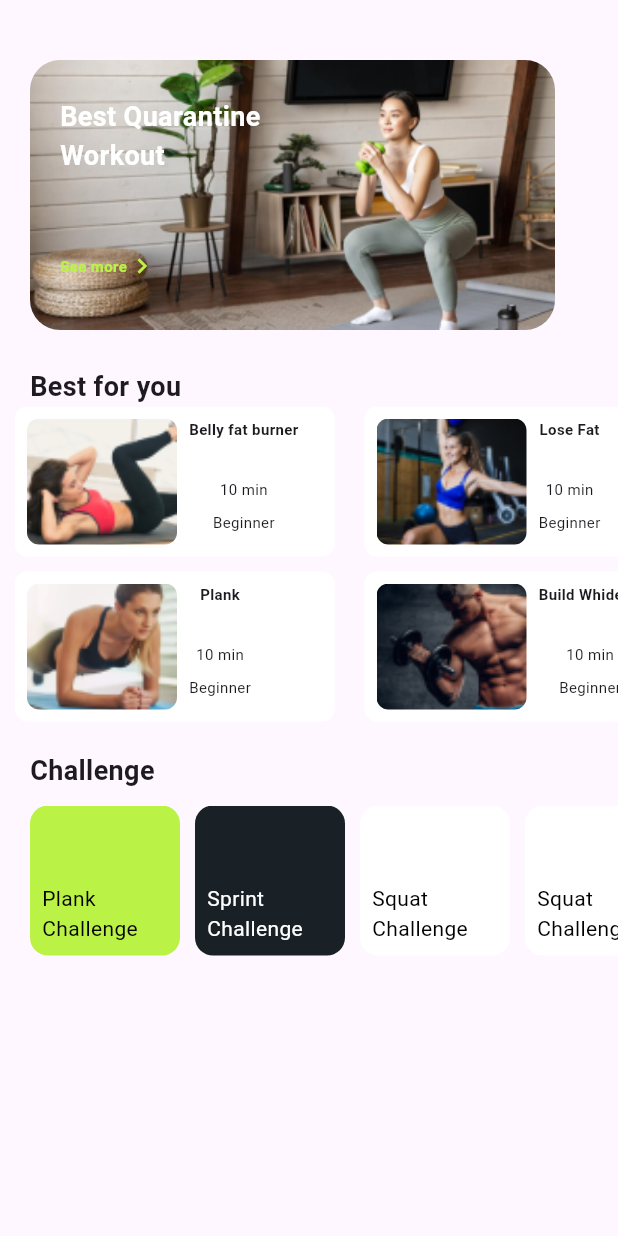
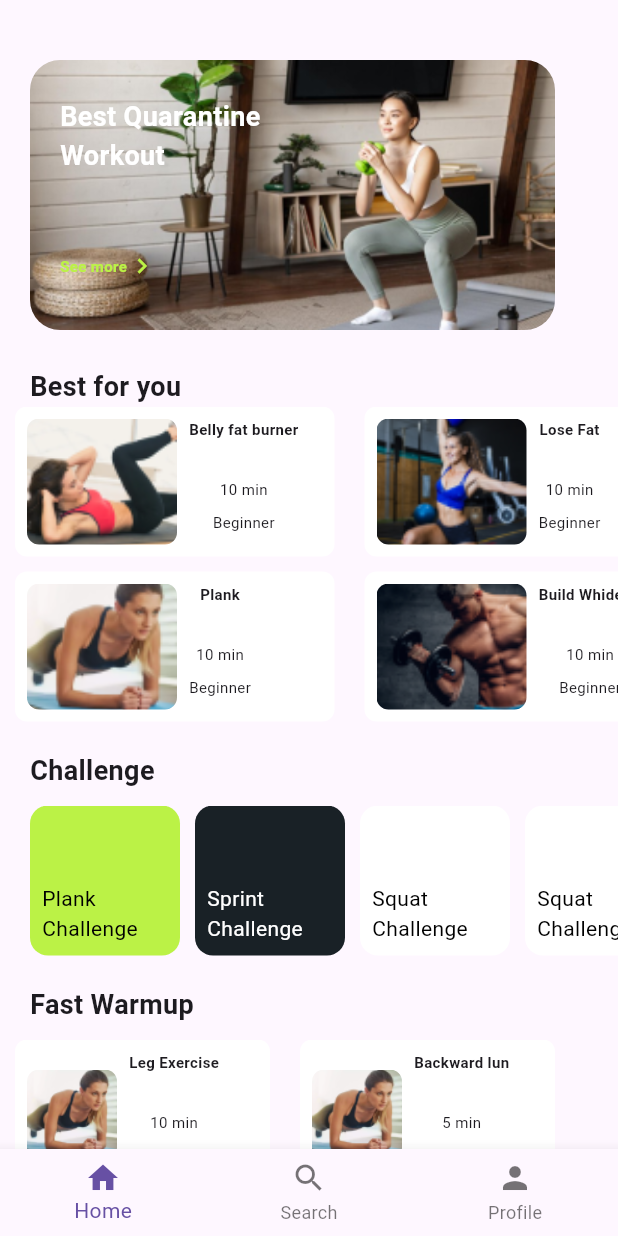
Before and after one commit to soumiguria/Flutter_Assignment, a Flutter app: the screen it shows after launch, on a phone screen of 412 x 824 dp. Run offline on Flutter 3.47's test engine with Material 3 defaults, Android fonts, the phone set to English and light mode, and no system bars.

Commit message:
Almost done

```diff
--- /dev/null
+++ b/lib/fast_warmup.dart
@@ -0,0 +1,80 @@
+import 'package:flutter/material.dart';
+
+class FastWarmup extends StatelessWidget {
+  final String type;
+  final String time;
+  final String level;
+  final String image;
+  const FastWarmup({
+    super.key,
+    required this.type,
+    required this.time,
+    required this.level,
+    required this.image,
+  });
+
+  @override
+  Widget build(BuildContext context) {
+    return Padding(
+      padding: EdgeInsets.only(left: 10.0, right: 10.0),
+      child: Container(
+        width: 170,
+        height: 100,
+        padding: const EdgeInsets.all(8.0),
+        decoration: BoxDecoration(
+          borderRadius: BorderRadius.circular(8),
+          color: Colors.white,
+        ),
+        child: Row(
+          children: [
+            ClipRRect(
+              borderRadius: BorderRadius.circular(8.0),
+              child: Container(
+                width: 60, // Adjust the width of the image container as needed
+                height:
+                    60, // Adjust the height of the image container as needed
+                child: Image.asset(
+                  image,
+                  fit: BoxFit.cover,
+                ),
+              ),
+            ),
+            const SizedBox(width: 8),
+            Column(
+              children: [
+                Text(
+                  type,
+                  style: const TextStyle(
+                    fontSize: 10,
+                    fontWeight: FontWeight.bold,
+                  ),
+                  maxLines: 1,
+                  overflow: TextOverflow.ellipsis,
+                ),
+                SizedBox(
+                  height: 18,
+                ),
+                const SizedBox(height: 8),
+                Text(
+                  time,
+                  style: const TextStyle(
+                    fontSize: 10,
+                  ),
+                  maxLines: 1,
+                  overflow: TextOverflow.ellipsis,
+                ),
+                const SizedBox(height: 8),
+                Text(
+                  level,
+                  style: const TextStyle(
+                    fontSize: 10,
+                  ),
+                ),
+              ],
+            ),
+          ],
+        ),
+      ),
+    );
+  }
+}
--- a/lib/workout.dart
+++ b/lib/workout.dart
@@ -1,12 +1,14 @@
 import 'package:flutter/material.dart';
 import 'package:pyramid_developers/best_for_you.dart';
+import 'package:pyramid_developers/fast_warmup.dart';
 
 class Workout extends StatelessWidget {
   const Workout({super.key});
 
   @override
   Widget build(BuildContext context) {
-    return Scaffold(
+    return SafeArea(
+      child: Scaffold(
         body: Column(
           crossAxisAlignment: CrossAxisAlignment.center,
           children: [
@@ -140,16 +142,13 @@ class Workout extends StatelessWidget {
                   )),
             ),
             Container(
-              height: 230,
-              child: SingleChildScrollView(
-                scrollDirection: Axis.horizontal,
+                height: 120,
                 child: Column(
                   children: [
                     SingleChildScrollView(
                       scrollDirection: Axis.horizontal,
                       child: Padding(
-                        padding: EdgeInsets.only(
-                            left: 20.0, right: 20.0, bottom: 10),
+                        padding: EdgeInsets.only(left: 20.0, right: 20.0),
                         child: Row(
                           children: [
                             Container(
@@ -182,12 +181,10 @@ class Workout extends StatelessWidget {
                                 alignment: Alignment.bottomLeft,
                                 child: Padding(
                                   padding: const EdgeInsets.all(8.0),
-                                  child: Text(
-                                    'Sprint\nChallenge',
+                                  child: Text('Sprint\nChallenge',
                                       style: TextStyle(
                                         color: Colors.white,
-                                    )
-                                  ),
+                                      )),
                                 ),
                               ),
                             ),
@@ -253,9 +250,81 @@ class Workout extends StatelessWidget {
                       ),
                     ),
                   ],
+                )),
+            const Padding(
+              padding: EdgeInsets.only(left: 20.0, right: 20.0, bottom: 10),
+              child: Align(
+                  alignment: Alignment.centerLeft,
+                  child: Text(
+                    'Fast Warmup',
+                    style: TextStyle(fontSize: 18, fontWeight: FontWeight.bold),
+                  )),
             ),
-              )),
+            Expanded(
+              child: SingleChildScrollView(
+                scrollDirection: Axis.vertical,
+                child: Column(
+                  children: [
+                    Row(
+                      children: [
+                        FastWarmup(
+                          image: 'assets/images/Image.png',
+                          type: 'Leg Exercise',
+                          time: '10 min',
+                          level: 'Beginner',
+                        ),
+                        FastWarmup(
+                          image: 'assets/images/Image.png',
+                          type: 'Backward lun',
+                          time: '5 min',
+                          level: 'Beginner',
+                        )
                       ],
+                    ),
+                    SizedBox(height: 10),
+                    Row(
+                      children: [
+                        FastWarmup(
+                          image: 'assets/images/Image.png',
+                          type: 'Leg Exercise',
+                          time: '10 min',
+                          level: 'Beginner',
+                        ),
+                        FastWarmup(
+                          image: 'assets/images/Image.png',
+                          type: 'Leg Exercise',
+                          time: '10 min',
+                          level: 'Beginner',
+                        )
+                      ],
+                    ),
+                  ],
+                ),
+              ),
+            ),
+            Positioned(
+              bottom: 0,
+              left: 0,
+              right: 0,
+              child: BottomNavigationBar(
+                items: const [
+                  BottomNavigationBarItem(
+                    icon: Icon(Icons.home),
+                    label: 'Home',
+                  ),
+                  BottomNavigationBarItem(
+                    icon: Icon(Icons.search),
+                    label: 'Search',
+                  ),
+                  BottomNavigationBarItem(
+                    icon: Icon(Icons.person),
+                    label: 'Profile',
+                  ),
+                ],
+              ),
+            ),
+          ],
+        ),
       ),
     );
   }
```
Also changed, not shown: assets/images/Image (3).png (added), assets/images/Image(2).png (added). Lines whose indentation alone changed are shown as unchanged.
